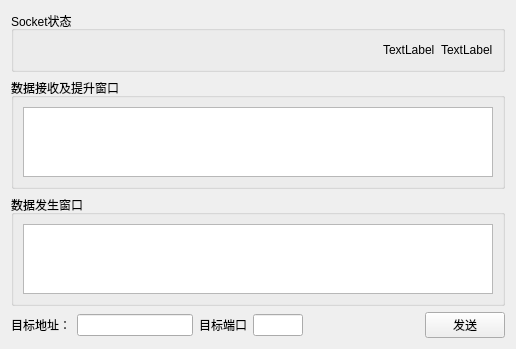
Qt form updsocketoperatewidget.ui (jjzhang166/SocketTool2) before a commit.
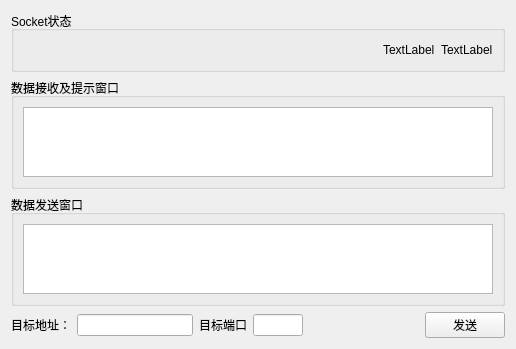
The same form after that commit.

The edit to the form file:
```diff
--- a/updsocketoperatewidget.ui
+++ b/updsocketoperatewidget.ui
@@ -53,7 +53,7 @@
    <item>
     <widget class="QGroupBox" name="groupBox_2">
      <property name="title">
-      <string>数据接收及提升窗口</string>
+      <string>数据接收及提示窗口</string>
      </property>
      <layout class="QVBoxLayout" name="verticalLayout_2">
       <item>
@@ -65,7 +65,7 @@
    <item>
     <widget class="QGroupBox" name="groupBox_3">
      <property name="title">
-      <string>数据发生窗口</string>
+      <string>数据发送窗口</string>
      </property>
      <layout class="QVBoxLayout" name="verticalLayout_3">
       <item>
```
